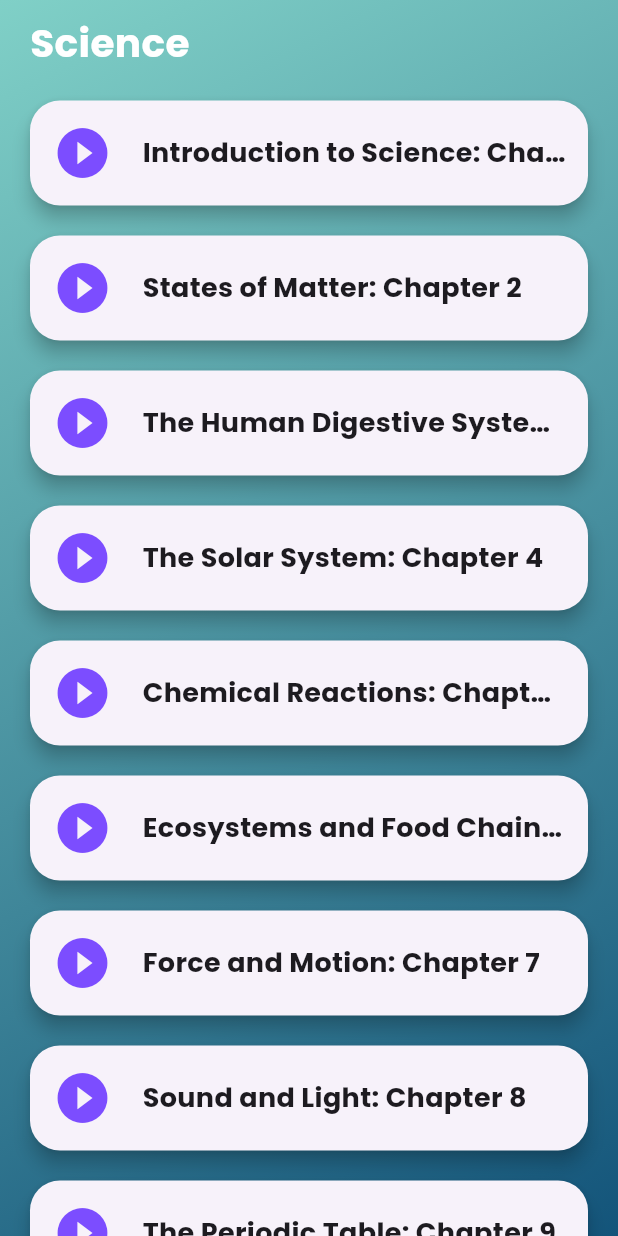
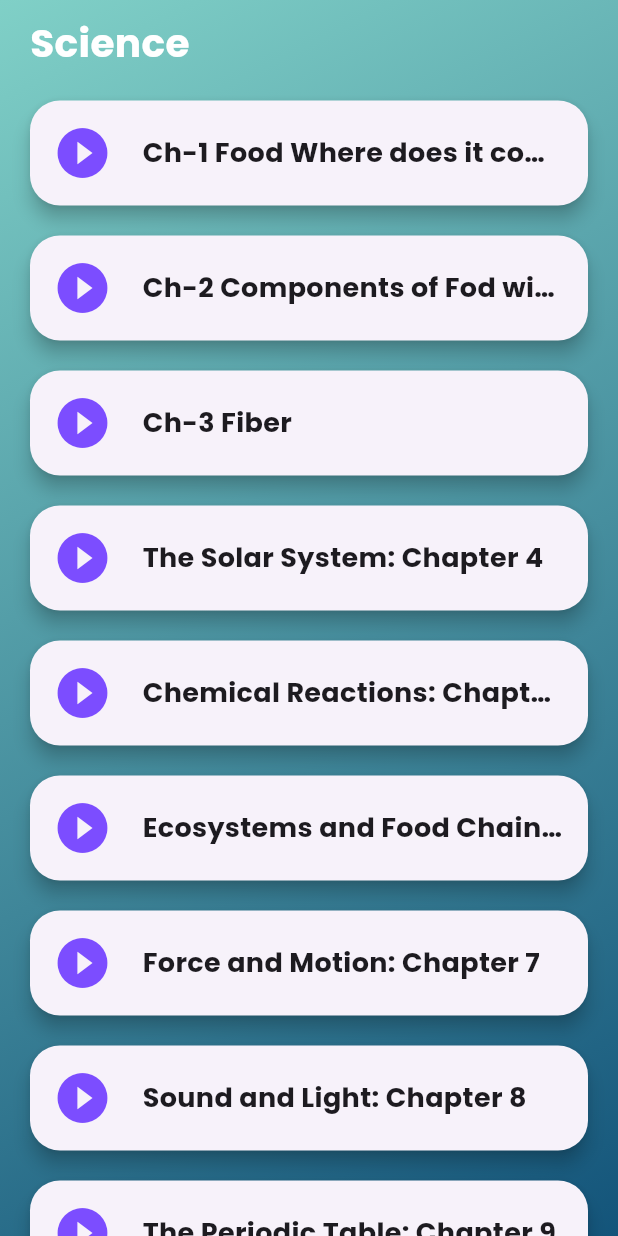
Before and after one commit to RonakAjwani/GyaanSetu, a Flutter app: the SciencePage screen opened directly, on a phone screen of 412 x 824 dp. Run offline on Flutter 3.47's test engine with Material 3 defaults, Android fonts, the phone set to English and light mode, and no system bars; our stand-ins replace google_fonts, youtube_player_flutter; missing offline and left inert: translator.

Commit message:
updated image and links

```diff
--- a/lib/screens/Courses/Science/list_of_science_modules.dart
+++ b/lib/screens/Courses/Science/list_of_science_modules.dart
@@ -5,15 +5,15 @@ import '../Mathematics/module_video_logic.dart'; // Ensure that chapter_detail.d
 class SciencePage extends StatelessWidget {
   final List<Map<String, String>> chapters = [
     {
-      'title': 'Introduction to Science: Chapter 1',
+      'title': 'Ch-1 Food Where does it come from',
       'videoId': 'nIjAEHi-6HU',
     },
     {
-      'title': 'States of Matter: Chapter 2',
+      'title': 'Ch-2 Components of Fod with QR',
       'videoId': '6Lb8PCw6vcc',
     },
     {
-      'title': 'The Human Digestive System: Chapter 3',
+      'title': 'Ch-3 Fiber',
       'videoId': 'Y_7WiIi_uTk',
     },
     {
```
Also changed, not shown: assets/sign_language/ca.png, assets/sign_language/cha.png, assets/sign_language/ga.png, assets/sign_language/gha.png, assets/sign_language/ja.png, assets/sign_language/jha.png (added), assets/sign_language/ka.png.
